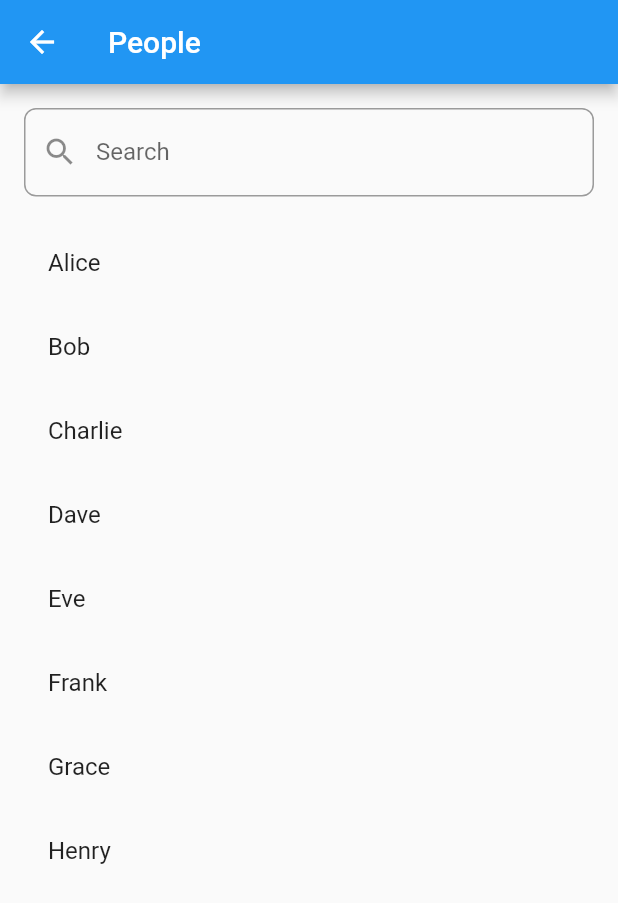
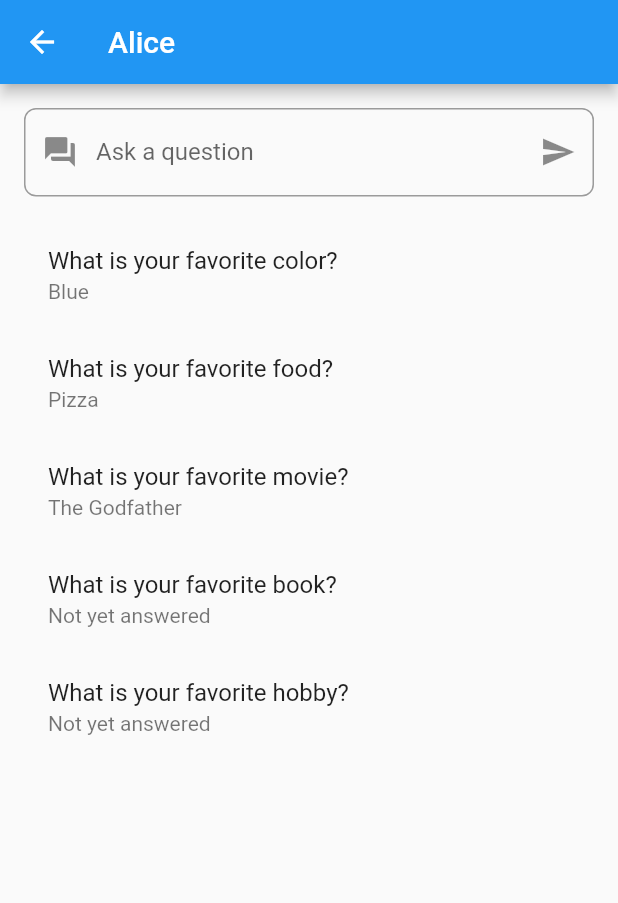
Before and after one commit to Ahmed-Mohmed-Sakr/ASK.FM, a Flutter app: the PeopleScreen screen opened by its route, after a tap on "Alice", on a phone screen of 412 x 824 dp. Shown: the top 903 px of the screen. Run offline on Flutter 3.47's test engine with Material 2 defaults, Android fonts, the phone set to English and light mode, and no system bars; our stand-ins replace shared_preferences; accounts and stored records are empty.

Commit message:
add profile to ech person

```diff
--- a/lib/app.dart
+++ b/lib/app.dart
@@ -1,6 +1,6 @@
 import 'package:flutter/material.dart';
 import 'package:learningf/screens/AskQuestion/AskQuestion.dart';
-import 'package:learningf/screens/Profile/Profile.dart';
+import 'package:learningf/screens/MyProfile/Profile.dart';
 import 'package:learningf/screens/QuestionDetail/QuestionDetail.dart';
 import 'package:learningf/screens/Settings/Settings.dart';
 import 'package:learningf/screens/homepage/homepage.dart';
--- /dev/null
+++ b/lib/screens/PersonProfile/PersonProfile.dart
@@ -0,0 +1,201 @@
+import 'package:flutter/material.dart';
+import 'package:http/http.dart' as http;
+import 'dart:convert';
+import 'package:shared_preferences/shared_preferences.dart';
+
+class PersonProfileScreen extends StatefulWidget {
+  final dynamic person;
+
+  PersonProfileScreen({required this.person});
+
+  @override
+  _PersonProfileScreenState createState() => _PersonProfileScreenState();
+}
+
+class _PersonProfileScreenState extends State<PersonProfileScreen> {
+  List<dynamic> _questions = [];
+
+  bool _isLoading = false;
+
+  String _errorMessage = "";
+  String _searchQuery = "";
+
+  @override
+  void initState() {
+    super.initState();
+    _fetchQuestions();
+  }
+
+  Future<void> _fetchQuestions() async {
+    setState(() {
+      _isLoading = true;
+      _errorMessage = "";
+    });
+/*
+    final prefs = await SharedPreferences.getInstance();
+    final userToken = prefs.getString('userToken');
+
+    final response = await http.get(
+      'https://your-api-endpoint.com/questions?personId=${widget.person['id']}' as Uri,
+      headers: {'Authorization': 'Bearer $userToken'},
+    );
+
+    if (response.statusCode == 200) {
+      final data = json.decode(response.body);
+      setState(() {
+        _questions = data['questions'];
+        _isLoading = false;
+      });
+    } else {
+      final data = json.decode(response.body);
+      setState(() {
+        _isLoading = false;
+        _errorMessage = data['message'];
+      });
+    }
+
+ */
+    setState(() {
+      _questions =  [
+        {
+          'id': '1',
+          'questionText': 'What is your favorite color?',
+          'personId': '1',
+          'answer': 'Blue',
+        },
+        {
+          'id': '2',
+          'questionText': 'What is your favorite food?',
+          'personId': '1',
+          'answer': 'Pizza',
+        },
+        {
+          'id': '3',
+          'questionText': 'What is your favorite movie?',
+          'personId': '1',
+          'answer': 'The Godfather',
+        },
+        {
+          'id': '4',
+          'questionText': 'What is your favorite book?',
+          'personId': '1',
+          'answer': null,
+        },
+        {
+          'id': '5',
+          'questionText': 'What is your favorite hobby?',
+          'personId': '1',
+          'answer': null,
+        },
+      ];
+      _isLoading = false;
+    });
+  }
+
+  Future<void> _postQuestion(String questionText) async {
+    setState(() {
+      _isLoading = true;
+      _errorMessage = "";
+    });
+/*
+    final prefs = await SharedPreferences.getInstance();
+    final userToken = prefs.getString('userToken');
+
+    final response = await http.post(
+      'https://your-api-endpoint.com/questions' as Uri,
+      headers: {'Authorization': 'Bearer $userToken'},
+      body: {
+        'questionText': questionText,
+        'personId': widget.person['id'],
+      },
+    );
+
+    if (response.statusCode == 201) {
+      final data = json.decode(response.body);
+      setState(() {
+        _questions.add(data['question']);
+        _isLoading = false;
+      });
+    } else {
+      final data = json.decode(response.body);
+      setState(() {
+        _isLoading = false;
+        _errorMessage = data['message'];
+      });
+    }*/
+    setState(() {
+      // _questions.add(data['question']);
+      _isLoading = false;
+    });
+  }
+
+  @override
+  Widget build(BuildContext context) {
+    final filteredQuestions = _questions
+        .where((question) =>
+        question['questionText'].toLowerCase().contains(_searchQuery.toLowerCase()))
+        .toList();
+
+    return Scaffold(
+      appBar: AppBar(
+        title: Text(widget.person['username']),
+      ),
+      body: Padding(
+        padding: EdgeInsets.all(16.0),
+        child: Column(
+          children: <Widget>[
+            TextField(
+              decoration: InputDecoration(
+                labelText: 'Ask a question',
+                prefixIcon: Icon(Icons.question_answer),
+                suffixIcon: IconButton(
+                  icon: Icon(Icons.send),
+                  onPressed: () async {
+                    if (_searchQuery.isNotEmpty) {
+                      await _postQuestion(_searchQuery);
+                      setState(() {
+                        _searchQuery = "";
+                      });
+                    }
+                  },
+                ),
+                border: OutlineInputBorder(
+                  borderRadius: BorderRadius.circular(8.0),
+                ),
+              ),
+              onChanged: (value) {
+                setState(() {
+                  _searchQuery = value;
+                });
+              },
+            ),
+            SizedBox(height: 16.0),
+            if (_isLoading)
+              CircularProgressIndicator()
+            else if (_errorMessage != "")
+              Text(
+                _errorMessage,
+                style: TextStyle(color: Colors.red),
+              )
+            else
+              Expanded(
+                child: ListView.builder(
+                  itemCount: filteredQuestions.length,
+                  itemBuilder: (context, index) {
+                    final question = filteredQuestions[index];
+                    return ListTile(
+                      title: Text(question['questionText']),
+                      subtitle: Text(question['answer'] ?? 'Not yet answered'),
+                      onTap: () {
+                        // Show the answer to the question.
+                      },
+                    );
+                  },
+                ),
+              ),
+          ],
+        ),
+      ),
+    );
+  }
+}
--- a/lib/screens/people/people.dart
+++ b/lib/screens/people/people.dart
@@ -2,6 +2,8 @@ import 'package:flutter/material.dart';
 import 'package:http/http.dart' as http;
 import 'dart:convert';
 import 'package:shared_preferences/shared_preferences.dart';
+
+import '../PersonProfile/PersonProfile.dart';
 
 class PeopleScreen extends StatefulWidget {
   @override
@@ -144,6 +146,10 @@ class _PeopleScreenState extends State<PeopleScreen> {
                       title: Text(person['username']),
                       onTap: () {
                         // Navigate to the person's profile page.
+                        Navigator.push(
+                            context,
+                            MaterialPageRoute(builder: (context) => PersonProfileScreen(person: person)),
+                        );
                       },
                     );
                   },
```
Also changed, not shown: lib/screens/MyProfile/Profile.dart (renamed from lib/screens/Profile/Profile.dart).
